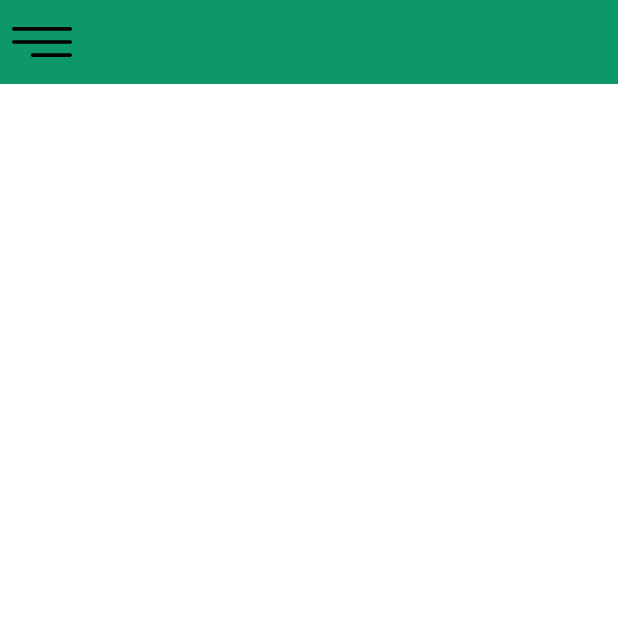
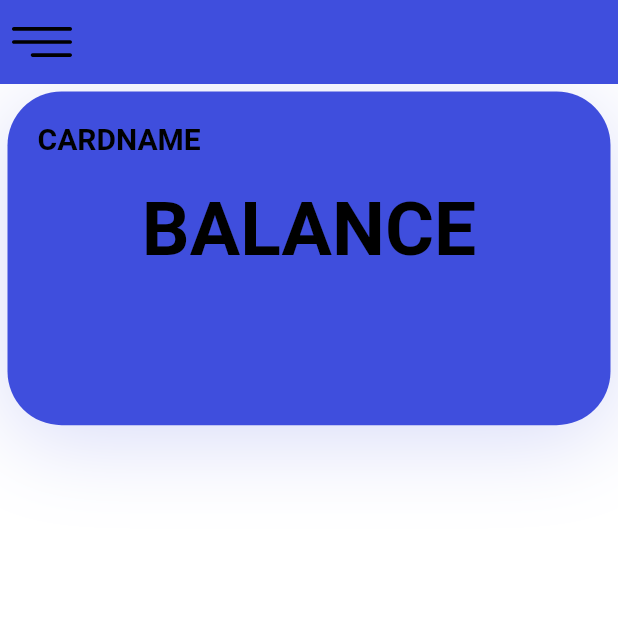
Before and after one commit to notCan/bilgisayaruygulamalari, a Flutter app: the screen it shows after launch, on a phone screen of 412 x 824 dp, the top half of it. Run offline on Flutter 3.47's test engine with Material 2 defaults, Android fonts, the light colour scheme and no system bars; our stand-ins replace flutter_svg.

Commit message:
v0.0.004 -card

```diff
--- a/lib/constants.dart
+++ b/lib/constants.dart
@@ -1,7 +1,8 @@
 import 'package:flutter/material.dart';
 
 //!colors
-//const mPrimaryColor = Color(0xff3f4edd);
-const mPrimaryColor = Color(0xff0c9869);
+const mPrimaryColor = Color(0xff3f4edd);
 const mTextColor = Color(0xff000000);
 const mBackgroundColor = Color(0xffffffff);
+const mButtonColor = Color(0xffC0C0C0);
+const mDefPadding = 20.0;
--- /dev/null
+++ b/lib/screen/home/components/body.dart
@@ -0,0 +1,55 @@
+import 'package:flutter/material.dart';
+import 'package:managemoneyapp/constants.dart';
+
+class Body extends StatelessWidget {
+  @override
+  Widget build(BuildContext context) {
+    Size size = MediaQuery.of(context).size;
+    return Column(children: <Widget>[
+      Container(
+        margin: EdgeInsets.symmetric(vertical: 5.0, horizontal: 5.0),
+        padding: EdgeInsets.all(mDefPadding),
+        height: size.height * 0.27,
+        decoration: BoxDecoration(
+          color: mPrimaryColor,
+          borderRadius: BorderRadius.all(Radius.circular(36)),
+          boxShadow: [
+            BoxShadow(
+              offset: Offset(0, 10),
+              blurRadius: 50,
+              color: mPrimaryColor.withOpacity(0.2),
+            ),
+          ],
+        ),
+        child: ListView(
+          children: [
+            Container(
+              child: Align(
+                alignment: Alignment.topLeft,
+                child: Text(
+                  "CardName".toUpperCase(),
+                  style: TextStyle(
+                    fontWeight: FontWeight.bold,
+                    fontSize: 20,
+                  ),
+                ),
+              ),
+            ),
+            Container(
+              margin: EdgeInsets.symmetric(vertical: 20.0),
+              child: Align(
+                  alignment: Alignment.center,
+                  child: Text(
+                    "Balance".toUpperCase(),
+                    style: TextStyle(
+                      fontWeight: FontWeight.bold,
+                      fontSize: 50,
+                    ),
+                  )),
+            ),
+          ],
+        ),
+      ),
+    ]);
+  }
+}
--- a/lib/screen/home/components/home_page.dart
+++ b/lib/screen/home/components/home_page.dart
@@ -1,11 +1,13 @@
 import 'package:flutter/material.dart';
 import 'package:managemoneyapp/screen/appbar/components/app_bar.dart';
+import 'body.dart';
 
 class HomePage extends StatelessWidget {
   @override
   Widget build(BuildContext context) {
     return Scaffold(
       appBar: buildAppBar(),
+      body: Body(),
     );
   }
 }
```
